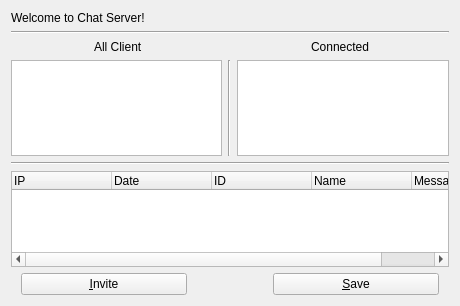
Above: chatserverform.ui from Rasen1018/MINI-PROJECT3 before the change. Below: the same form after it.
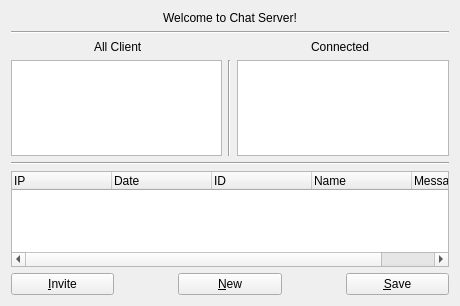
That is the form after the change.

Diff of the .ui file:
```diff
--- a/chatserverform.ui
+++ b/chatserverform.ui
@@ -22,6 +22,9 @@
      <property name="text">
       <string>Welcome to Chat Server!</string>
      </property>
+     <property name="alignment">
+      <set>Qt::AlignCenter</set>
+     </property>
     </widget>
    </item>
    <item>
@@ -119,12 +122,6 @@
    </item>
    <item>
     <layout class="QHBoxLayout" name="horizontalLayout_3">
-     <property name="leftMargin">
-      <number>10</number>
-     </property>
-     <property name="rightMargin">
-      <number>10</number>
-     </property>
      <item>
       <widget class="QPushButton" name="createPushButton">
        <property name="text">
@@ -133,7 +130,7 @@
       </widget>
      </item>
      <item>
-      <spacer name="horizontalSpacer_2">
+      <spacer name="horizontalSpacer">
        <property name="orientation">
         <enum>Qt::Horizontal</enum>
        </property>
@@ -142,14 +139,21 @@
        </property>
        <property name="sizeHint" stdset="0">
         <size>
-         <width>40</width>
+         <width>58</width>
          <height>20</height>
         </size>
        </property>
       </spacer>
      </item>
      <item>
-      <spacer name="horizontalSpacer_3">
+      <widget class="QPushButton" name="newPushButton">
+       <property name="text">
+        <string>&amp;New</string>
+       </property>
+      </widget>
+     </item>
+     <item>
+      <spacer name="horizontalSpacer_2">
        <property name="orientation">
         <enum>Qt::Horizontal</enum>
        </property>
@@ -158,7 +162,7 @@
        </property>
        <property name="sizeHint" stdset="0">
         <size>
-         <width>40</width>
+         <width>58</width>
          <height>20</height>
         </size>
        </property>
```
